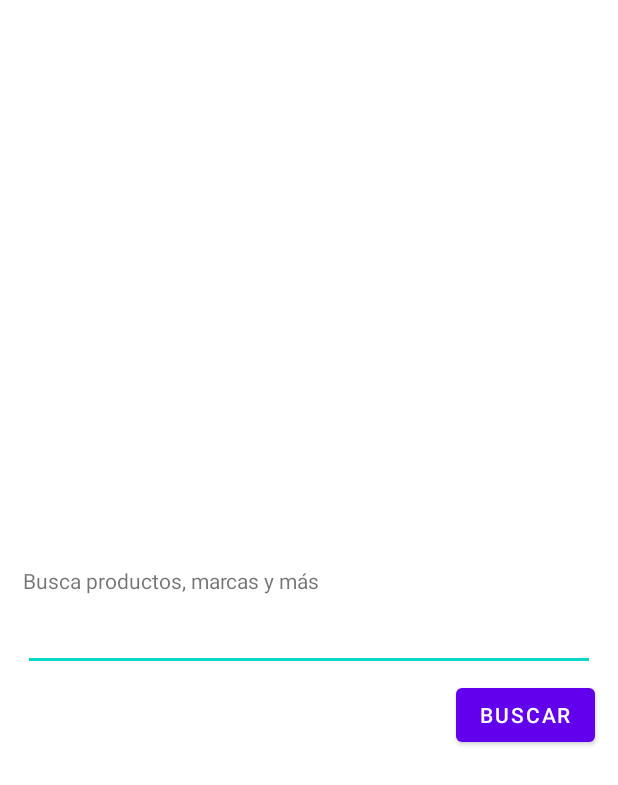
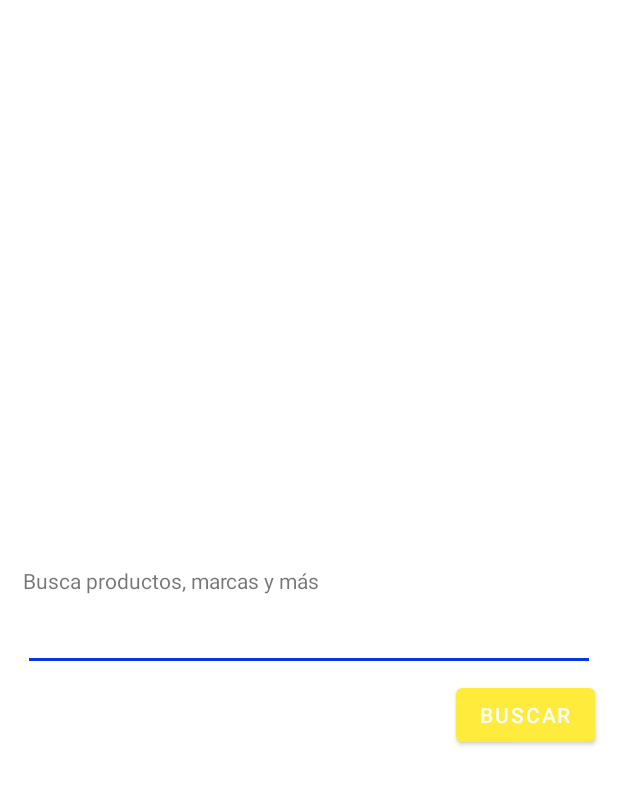
Before and after one commit to crislozanoEs/MELIChallenge, an Android app: the layout fragment_home.xml on its own in the app's theme, with its tools: preview values and no code run, on a phone screen of 412 x 824 dp. Shown: the top 785 px of the screen. Run offline under Robolectric (Android 15) with nearby library versions, the phone set to English and light mode, and no system bars.

```diff
--- a/app/src/main/java/com/crisav2/challengemeli/common/IMessageManager.kt
+++ b/app/src/main/java/com/crisav2/challengemeli/common/IMessageManager.kt
@@ -1,6 +1,8 @@
 package com.crisav2.challengemeli.common
 
 interface IMessageManager {
+    val preQuantityPromotion: String
+    val preQuantity: String
     val titleProductQuantity: String
     val titleTryAgainProductDetail: String
     val errorEmptyProductID: String
--- a/app/src/main/java/com/crisav2/challengemeli/common/Message.kt
+++ b/app/src/main/java/com/crisav2/challengemeli/common/Message.kt
@@ -14,5 +14,7 @@ enum class Message(val key: String, val id: Int) {
     PRODUCT_QUANTITY("product.quantity",R.string.product_quantity),
     //Product detail screen
     PRODUCT_DETAIL_ERROR_EMPTY_ID("product.detail.error.empty.id",R.string.product_detail_error_empty_id),
-    PRODUCT_DETAIL_TRY_AGAIN_BUTTON_TEXT("product.detail.try.again.button.title",R.string.product_detail_try_again_button)
+    PRODUCT_DETAIL_TRY_AGAIN_BUTTON_TEXT("product.detail.try.again.button.title",R.string.product_detail_try_again_button),
+    PRODUCT_DETAIL_QUANTITY_PROMOTION("product.detail.quantity.promotion",R.string.product_detail_quantity_promotion),
+    PRODUCT_DETAIL_QUANTITY("product.detail.quantity",R.string.product_detail_quantity)
 }
--- a/app/src/main/java/com/crisav2/challengemeli/common/MessageManager.kt
+++ b/app/src/main/java/com/crisav2/challengemeli/common/MessageManager.kt
@@ -3,6 +3,12 @@ package com.crisav2.challengemeli.common
 import android.content.Context
 
 class MessageManager(val context: Context): IMessageManager {
+    override val preQuantityPromotion: String
+        get() = getMessage(Message.PRODUCT_DETAIL_QUANTITY_PROMOTION)
+
+    override val preQuantity: String
+        get() = getMessage(Message.PRODUCT_DETAIL_QUANTITY)
+
     override val titleProductQuantity: String
         get() = getMessage(Message.PRODUCT_QUANTITY)
 
--- a/app/src/main/java/com/crisav2/challengemeli/repository/model/ProductNetwork.kt
+++ b/app/src/main/java/com/crisav2/challengemeli/repository/model/ProductNetwork.kt
@@ -24,6 +24,8 @@ data class ProductNetwork (
     val thumbnail: String = "",
     @Json(name = "secure_thumbnail")
     val secureThumbnail: String = "",
+    @Json(name = "condition")
+    val condition: String = ""
 )
 
 fun ProductNetwork.asProduct(): Product{
@@ -36,6 +38,7 @@ fun ProductNetwork.asProduct(): Product{
         availableQuantity = availableQuantity,
         soldQuantity = soldQuantity,
         thumbnail = thumbnail,
-        secureThumbnail = secureThumbnail
+        secureThumbnail = secureThumbnail,
+        condition = condition
     )
 }
--- a/app/src/main/res/drawable/layout_border.xml
+++ b/app/src/main/res/drawable/layout_border.xml
@@ -3,5 +3,5 @@
     <solid android:color="#FFFFFF"/>
     <stroke
         android:width="2dp"
-        android:color="@color/design_default_color_primary"/>
+        android:color="@color/primary_color"/>
 </shape>
--- a/app/src/main/res/layout/fragment_home.xml
+++ b/app/src/main/res/layout/fragment_home.xml
@@ -21,6 +21,7 @@
         android:layout_marginStart="15dp"
         android:layout_marginEnd="15dp"
         android:labelFor="@id/editTextSearch"
+        style="@style/searchTitleStyle"
       />
 
     <EditText
--- a/app/src/main/res/values-night/themes.xml
+++ b/app/src/main/res/values-night/themes.xml
@@ -2,12 +2,12 @@
   <!-- Base application theme. -->
   <style name="Theme.ChallengeMELI" parent="Theme.MaterialComponents.DayNight.DarkActionBar">
     <!-- Primary brand color. -->
-    <item name="colorPrimary">@color/purple_200</item>
-    <item name="colorPrimaryVariant">@color/purple_700</item>
+    <item name="colorPrimary">@color/primary_color</item>
+    <item name="colorPrimaryVariant">@color/primary_color_2</item>
     <item name="colorOnPrimary">@color/black</item>
     <!-- Secondary brand color. -->
-    <item name="colorSecondary">@color/teal_200</item>
-    <item name="colorSecondaryVariant">@color/teal_200</item>
+    <item name="colorSecondary">@color/secondary_color</item>
+    <item name="colorSecondaryVariant">@color/white</item>
     <item name="colorOnSecondary">@color/black</item>
     <!-- Status bar color. -->
     <item name="android:statusBarColor" tools:targetApi="l">?attr/colorPrimaryVariant</item>
--- a/app/src/main/res/values/colors.xml
+++ b/app/src/main/res/values/colors.xml
@@ -1,10 +1,9 @@
 <?xml version="1.0" encoding="utf-8"?>
 <resources>
-  <color name="purple_200">#FFBB86FC</color>
-  <color name="purple_500">#FF6200EE</color>
-  <color name="purple_700">#FF3700B3</color>
-  <color name="teal_200">#FF03DAC5</color>
-  <color name="teal_700">#FF018786</color>
-  <color name="black">#FF000000</color>
+  <color name="primary_color">#FFEB3B</color>
+  <color name="primary_color_2">#FF9800</color>
+  <color name="secondary_color">#0339DA</color>
+  <color name="black">#00000000</color>
   <color name="white">#FFFFFFFF</color>
+  <color name="red_error">#E81D1D</color>
 </resources>
--- a/app/src/main/res/values/strings.xml
+++ b/app/src/main/res/values/strings.xml
@@ -18,5 +18,7 @@
   <string name="product_detail_error_empty_id">Hubo un problema de nuestro lado</string>
   <string name="product_detail_try_again_button">Volver a internar</string>
   <string name="imagedetail">ImageDetail</string>
+    <string name="product_detail_quantity_promotion">Solo quedan</string>
+  <string name="product_detail_quantity">Quedan</string>
 
 </resources>
--- a/app/src/main/res/values/themes.xml
+++ b/app/src/main/res/values/themes.xml
@@ -2,12 +2,12 @@
   <!-- Base application theme. -->
   <style name="Theme.ChallengeMELI" parent="Theme.MaterialComponents.DayNight.DarkActionBar">
     <!-- Primary brand color. -->
-    <item name="colorPrimary">@color/purple_500</item>
-    <item name="colorPrimaryVariant">@color/purple_700</item>
+    <item name="colorPrimary">@color/primary_color</item>
+    <item name="colorPrimaryVariant">@color/primary_color_2</item>
     <item name="colorOnPrimary">@color/white</item>
     <!-- Secondary brand color. -->
-    <item name="colorSecondary">@color/teal_200</item>
-    <item name="colorSecondaryVariant">@color/teal_700</item>
+    <item name="colorSecondary">@color/secondary_color</item>
+    <item name="colorSecondaryVariant">@color/white</item>
     <item name="colorOnSecondary">@color/black</item>
     <!-- Status bar color. -->
     <item name="android:statusBarColor" tools:targetApi="l">?attr/colorPrimaryVariant</item>
--- a/core/src/main/java/com/crisav2/core/data/Product.kt
+++ b/core/src/main/java/com/crisav2/core/data/Product.kt
@@ -10,5 +10,6 @@ data class Product (
     val soldQuantity: Int = 0,
     var thumbnail: String = "",
     var secureThumbnail: String = "",
-    val quantity: Int = 0
+    val quantity: Int = 0,
+    val condition: String = ""
 )
```
Also changed, not shown: app/src/main/java/com/crisav2/challengemeli/product/ProductDetail.kt (+15 -1 lines), app/src/main/java/com/crisav2/challengemeli/product/presenter/ProductDetailPresenter.kt (+25 -1 lines), app/src/main/java/com/crisav2/challengemeli/product/view/ProductDetailFragment.kt (+16 -3 lines), app/src/main/res/layout/fragment_product_detail.xml (+48 -5 lines), app/src/main/res/layout/fragment_product_list.xml (+5 -6 lines), app/src/main/res/layout/item_product.xml (+6 -3 lines), app/src/main/res/values/dimens.xml (added, +15 -0 lines), app/src/main/res/values/styles.xml (added, +26 -0 lines), core/src/main/java/com/crisav2/core/usecase/Transformation.kt (+9 -1 lines). Lines whose indentation alone changed are shown as unchanged.
